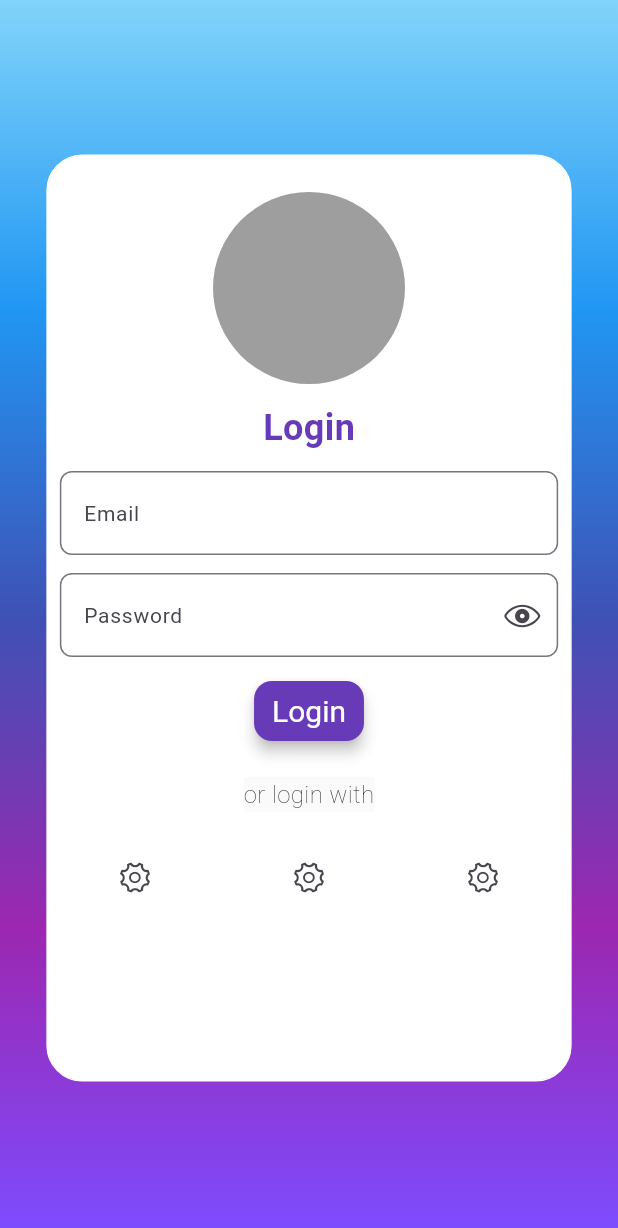
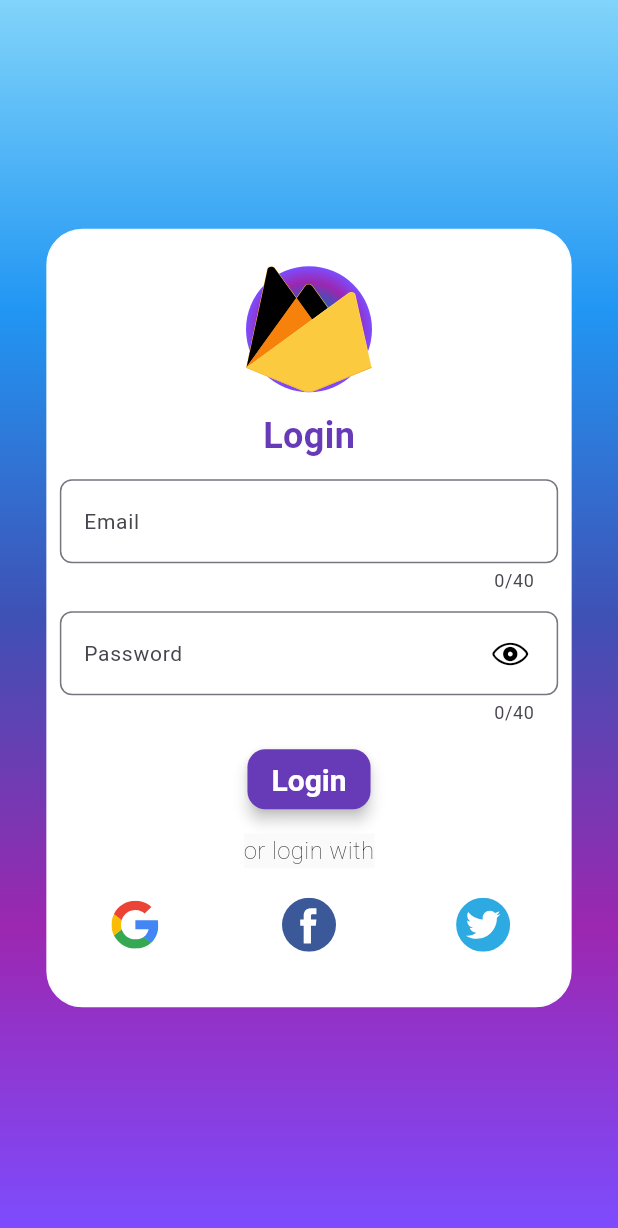
Before and after one commit to Karanbir31/flutter-firebase, a Flutter app: the screen it shows after launch, on a phone screen of 412 x 824 dp. Shown: the top 1228 px of the screen. Run offline on Flutter 3.47's test engine with Material 3 defaults, Android fonts, the phone set to English and light mode, and no system bars; our stand-ins replace firebase_auth, firebase_core, flutter_svg, get, google_sign_in; accounts and stored records are empty.

Commit message:
perform firebase authentication with email and password

```diff
--- a/lib/authentication/presentation/authentication_screen.dart
+++ b/lib/authentication/presentation/authentication_screen.dart
@@ -1,5 +1,6 @@
 import 'package:flutter/cupertino.dart';
 import 'package:flutter/material.dart';
+import 'package:flutter_svg/flutter_svg.dart';
 import 'package:get/get.dart';
 import 'package:my_firebase/authentication/controller/authentication_controller.dart';
 
@@ -39,11 +40,7 @@ class AuthenticationScreen extends GetView<AuthenticationController> {
               ),
             ),
 
-            FractionallySizedBox(
-              widthFactor: 0.85,
-              heightFactor: 0.75,
-              child: userSignUpView(),
-            ),
+            FractionallySizedBox(widthFactor: 0.85, child: userSignUpView()),
           ],
         ),
       ),
@@ -64,8 +61,9 @@ class AuthenticationScreen extends GetView<AuthenticationController> {
 
       child: Form(
         key: formKey,
-        child: Center(
+        child: SingleChildScrollView(
           child: Column(
+            mainAxisSize: MainAxisSize.min,
             mainAxisAlignment: MainAxisAlignment.start,
             crossAxisAlignment: CrossAxisAlignment.center,
             spacing: 12,
@@ -73,6 +71,7 @@ class AuthenticationScreen extends GetView<AuthenticationController> {
             children: [
               SizedBox(height: 12),
 
+              applicationLogo() ??
                   CircleAvatar(radius: 64, backgroundColor: Colors.grey),
 
               Text(
@@ -100,8 +99,9 @@ class AuthenticationScreen extends GetView<AuthenticationController> {
                 child: Obx(
                   () => myInputFlied(
                     label: "Password",
-                    textController: controller.emailTextController,
+                    textController: controller.passwordTextController,
                     textInputType: TextInputType.emailAddress,
+                    shouldShowSuffixIcon: true,
                     textVisibility: controller.passwordVisibility.value,
                     validator: (value) =>
                         controller.validatePassword(password: value),
@@ -109,18 +109,22 @@ class AuthenticationScreen extends GetView<AuthenticationController> {
                 ),
               ),
 
-              myActionButton(),
+              myActionButton(
+                label: "Login",
+                onClickButton: () {
+                  if (formKey.currentState!.validate()) {
+                    controller.onClickLoginButton();
+                  }
+                },
+              ),
 
-              Padding(
-                padding: const EdgeInsets.all(8.0),
-                child: Text(
+              Text(
                 "or login with",
                 style: TextStyle(
                   fontSize: 16,
                   color: Colors.black,
                   fontWeight: FontWeight.w200,
                   backgroundColor: Colors.grey[50],
-                  ),
                 ),
               ),
 
@@ -133,7 +137,11 @@ class AuthenticationScreen extends GetView<AuthenticationController> {
                     flex: 1,
                     child: IconButton(
                       onPressed: () {},
-                      icon: Icon(CupertinoIcons.gear),
+                      icon: SvgPicture.asset(
+                        "assets/svg/svg_google.svg",
+                        width: 32,
+                        height: 32,
+                      ),
                     ),
                   ),
 
@@ -141,7 +149,11 @@ class AuthenticationScreen extends GetView<AuthenticationController> {
                     flex: 1,
                     child: IconButton(
                       onPressed: () {},
-                      icon: Icon(CupertinoIcons.gear),
+                      icon: SvgPicture.asset(
+                        "assets/svg/svg_facebook.svg",
+                        width: 36,
+                        height: 36,
+                      ),
                     ),
                   ),
 
@@ -149,11 +161,17 @@ class AuthenticationScreen extends GetView<AuthenticationController> {
                     flex: 1,
                     child: IconButton(
                       onPressed: () {},
-                      icon: Icon(CupertinoIcons.gear),
+                      icon: SvgPicture.asset(
+                        "assets/svg/svg_twitter.svg",
+                        width: 36,
+                        height: 36,
+                      ),
                     ),
                   ),
                 ],
               ),
+
+              SizedBox(height: 16),
             ],
           ),
         ),
@@ -166,6 +184,7 @@ class AuthenticationScreen extends GetView<AuthenticationController> {
     required TextEditingController textController,
     required TextInputType textInputType,
     required bool textVisibility,
+    bool shouldShowSuffixIcon = false,
     required String? Function(String?) validator,
   }) {
     return TextFormField(
@@ -173,15 +192,21 @@ class AuthenticationScreen extends GetView<AuthenticationController> {
       controller: textController,
       keyboardType: textInputType,
       obscureText: textVisibility,
+      maxLength: 40,
+      maxLines: 1,
       decoration: InputDecoration(
         label: Text(label, style: TextStyle(fontSize: 14)),
-        suffixIcon: textVisibility
-            ? IconButton(
+        suffixIcon: shouldShowSuffixIcon
+            ? Padding(
+                padding: const EdgeInsets.symmetric(horizontal: 8.0),
+                child: IconButton(
                   onPressed: controller.togglePasswordVisibility,
                   icon: Icon(
+                    color: Colors.black,
                     controller.passwordVisibility.value
                         ? CupertinoIcons.eye
                         : CupertinoIcons.eye_slash,
+                  ),
                 ),
               )
             : null,
@@ -190,19 +215,48 @@ class AuthenticationScreen extends GetView<AuthenticationController> {
     );
   }
 
-  Widget myActionButton() {
+  Widget myActionButton({
+    required String label,
+    required void Function() onClickButton,
+  }) {
     return ElevatedButton(
-      onPressed: controller.onClickLoginButton,
+      onPressed: onClickButton,
 
       style: ElevatedButton.styleFrom(
         backgroundColor: Colors.deepPurple,
         foregroundColor: Colors.white,
-        textStyle: TextStyle(fontSize: 20),
-        padding: EdgeInsets.symmetric(horizontal: 12),
+        textStyle: TextStyle(fontSize: 20, fontWeight: FontWeight.bold),
+        padding: EdgeInsets.symmetric(horizontal: 16, vertical: 8),
         elevation: 4,
         shape: RoundedRectangleBorder(borderRadius: BorderRadius.circular(12)),
       ),
-      child: Text("Login"),
+      child: Text(label),
+    );
+  }
+
+  Widget applicationLogo() {
+    return Container(
+      width: 84,
+      height: 84,
+      decoration: BoxDecoration(
+        shape: BoxShape.circle,
+        gradient: RadialGradient(
+          colors: [
+            Colors.lightBlue.shade200,
+            Colors.blue,
+            Colors.indigo,
+            Colors.purple,
+            Colors.deepPurpleAccent,
+          ],
+          stops: [0.0, 0.25, 0.5, 0.75, 1.0],
+        ),
+      ),
+      child: Center(
+        child: SvgPicture.asset(
+          "assets/svg/svg_firebase.svg",
+          fit: BoxFit.fill,
+        ),
+      ),
     );
   }
 }
```
Also changed, not shown: lib/authentication/controller/authentication_controller.dart (+86 -7 lines), pubspec.yaml (+6 -3 lines), assets/svg/svg_facebook.svg (added), assets/svg/svg_firebase.svg (added), assets/svg/svg_google.svg (added), assets/svg/svg_twitter.svg (added), pubspec.lock, 1 other file. Lines whose indentation alone changed are shown as unchanged.
